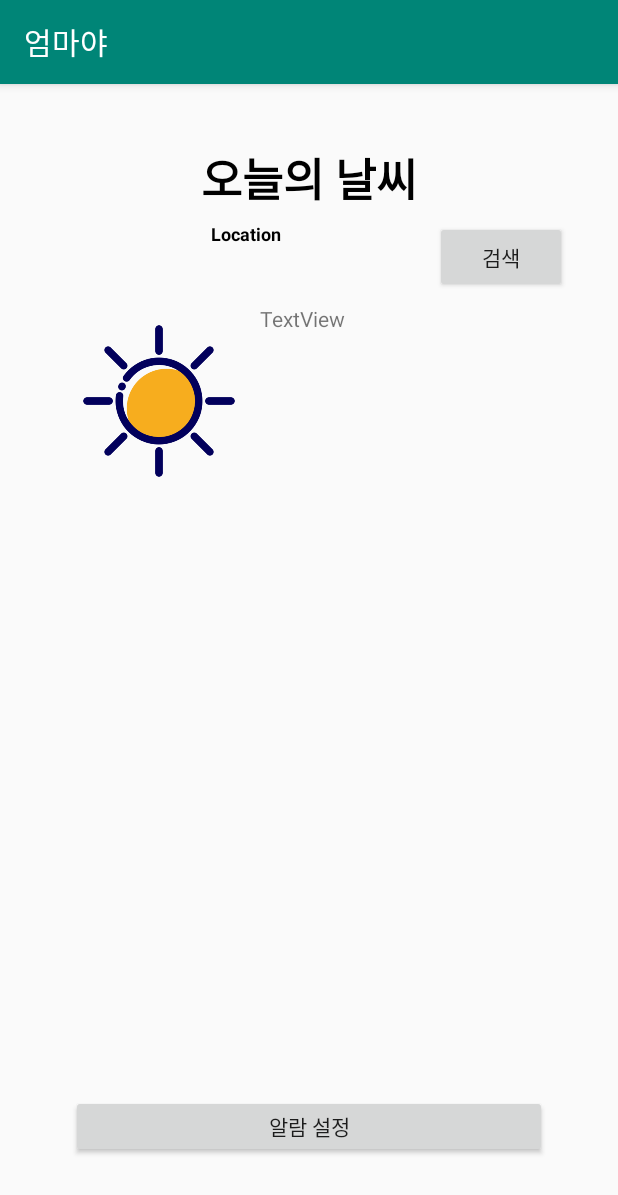
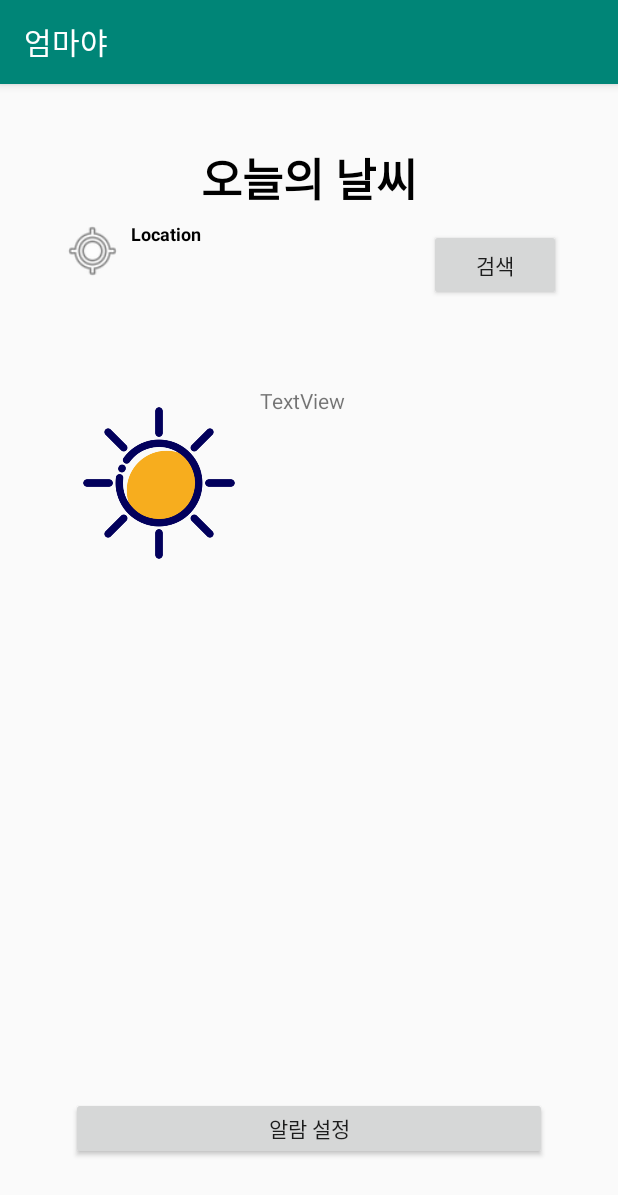
Before and after one commit to taehyeon3549/android_weather, an Android app: the screen it shows after launch (MainActivity), on a phone screen of 412 x 824 dp. Shown: the top 1195 px of the screen. Run offline under Robolectric (Android 15) with nearby library versions, the phone set to English and light mode, and no system bars; libraries missing offline, so code that uses them is left out: org.json.simple, ru.rambler.libs; 14 statements that could not run were skipped.

Commit message:
현재위치 버튼 및 현재 위치 가지고 오면 갱신 멈추게끔 완료

```diff
--- a/app/src/main/java/com/example/weather/MainActivity.java
+++ b/app/src/main/java/com/example/weather/MainActivity.java
@@ -42,12 +42,14 @@ import java.security.Key;
 import java.text.SimpleDateFormat;
 import java.util.HashMap;
 import java.util.List;
+import java.util.Timer;
+import java.util.TimerTask;
 
 import ru.rambler.libs.swipe_layout.SwipeLayout;
 
 public class MainActivity extends AppCompatActivity {
     Pin pin = null;
-    Button bt_setAlarm, bt_search;
+    Button bt_setAlarm, bt_search, bt_location;
     TextView tv_location, tw_weather;
     Switch AlarmSwitch;
     SimpleDateFormat sdf;
@@ -61,14 +63,21 @@ public class MainActivity extends AppCompatActivity {
     Adapter adapter;
     RecyclerView recycler;
     int i = 0;
+    GetLocation mylocation;     //현재 위치 가지고 오는 class
+    Boolean isGetLocation = false;          // 현재 위치 가지고 왔는지 체크하는 flag
 
     @Override
     protected void onCreate(Bundle savedInstanceState) {
         super.onCreate(savedInstanceState);
         setContentView(R.layout.activity_main);
 
+        /***  위치값 가져오기 ***/
+        mylocation = new GetLocation();
+        mylocation.StartGetLocation(this);
+
         bt_setAlarm = (Button) findViewById(R.id.bt_setAlarm);
         bt_search = (Button) findViewById(R.id.bt_search);
+        bt_location = (Button)findViewById(R.id.bt_location);
         tv_location = (TextView)findViewById(R.id.tv_location);
         AlarmSwitch = (Switch)findViewById(R.id.AlarmSwitch);
 
@@ -99,17 +108,21 @@ public class MainActivity extends AppCompatActivity {
             }
         });
 
+        /** 현재 위치 다시 가져오기 **/
+        bt_location.setOnClickListener(new View.OnClickListener() {
+            @Override
+            public void onClick(View v) {
+                mylocation.StartGetLocation(MainActivity.this);
+                isGetLocation = false;
+            }
+        });
+
         /** SwipView 알람 기록 **/
         LinearLayoutManager manager = new LinearLayoutManager(this);
         adapter = new Adapter();
         recycler = findViewById(R.id.recyclerView);
         recycler.setLayoutManager(manager);
         recycler.setAdapter(adapter);
-
-
-        //adapter viewHolder
-
-
 
         /***  지역 위치 설정 ***/
         weather = null;
@@ -136,9 +149,17 @@ public class MainActivity extends AppCompatActivity {
         editor.clear();
         editor.commit();
 
-        /***  위치값 가져오기 ***/
-        GetLocation mylocation = new GetLocation();
-        mylocation.StartGetLocation(this);
+        /** 현재 위치 가지고 왔는지 체크하는 Task **/
+        TimerTask getLocation = new TimerTask() {
+            @Override
+            public void run() {
+                if(isGetLocation == true){
+                    mylocation.StopGetLocation();
+                }
+            }
+        };
+        Timer timer = new Timer();
+        timer.schedule(getLocation, 0, 3000);
 
         //Log.i("TEST", "발표시각 : " + sdf.format(weather.getBaseDate()));
         //Log.i("TEST", sdf.format(weather.getFcstDate()) + "의 비/눈 상황은 " + weather.getPty() + ", 하늘은 " + weather.getSky() + "입니다");
@@ -459,6 +480,11 @@ public class MainActivity extends AppCompatActivity {
             }
         }
 
+        /** LocationManager 멈춤 **/
+        public void StopGetLocation(){
+            locationManager.removeUpdates(mLocationListener);
+        }
+
         public int getxPin() {
             return xPin;
         }
@@ -536,6 +562,9 @@ public class MainActivity extends AppCompatActivity {
                 }catch (Exception E){
                     Log.i("TEST", "현재 위치 값으로 변환 실패");
                 }
+
+                /** 현재 위치 가지고 왔다고 flag 변경 **/
+                isGetLocation = true;
             }
 
             @Override
--- a/app/src/main/res/layout/activity_main.xml
+++ b/app/src/main/res/layout/activity_main.xml
@@ -42,7 +42,7 @@
         android:layout_width="wrap_content"
         android:layout_height="wrap_content"
         android:orientation="horizontal"
-        app:layout_constraintGuide_percent="0.37619698" />
+        app:layout_constraintGuide_percent="0.48" />
 
     <TextView
         android:id="@+id/textView"
@@ -97,37 +97,47 @@
         android:id="@+id/recyclerView"
         android:layout_width="325dp"
         android:layout_height="208dp"
-        android:layout_marginTop="20dp"
         android:layout_marginBottom="60dp"
         android:scrollbars="horizontal"
         app:layout_constraintBottom_toTopOf="@+id/bt_setAlarm"
         app:layout_constraintEnd_toStartOf="@+id/gl_left"
-        app:layout_constraintHorizontal_bias="0.487"
         app:layout_constraintStart_toStartOf="@+id/gl_right"
-        app:layout_constraintTop_toBottomOf="@+id/tw_weather" />
+        app:layout_constraintTop_toTopOf="@+id/gl_bottom3"
+        app:layout_constraintVertical_bias="1.0" />
 
     <Button
         android:id="@+id/bt_search"
         android:layout_width="wrap_content"
         android:layout_height="wrap_content"
-        android:layout_marginTop="4dp"
         android:text="검색"
         app:layout_constraintBottom_toTopOf="@+id/tw_weather"
         app:layout_constraintEnd_toStartOf="@+id/gl_left"
+        app:layout_constraintHorizontal_bias="0.466"
         app:layout_constraintStart_toEndOf="@+id/tv_location"
-        app:layout_constraintTop_toBottomOf="@+id/textView" />
+        app:layout_constraintTop_toBottomOf="@+id/textView"
+        app:layout_constraintVertical_bias="0.235" />
 
     <TextView
         android:id="@+id/tv_location"
-        android:layout_width="244dp"
-        android:layout_height="42dp"
-        android:layout_marginStart="12dp"
+        android:layout_width="192dp"
+        android:layout_height="72dp"
+        android:layout_marginStart="6dp"
         android:layout_marginTop="12dp"
         android:text="Location"
-        android:textAlignment="center"
+        android:textAlignment="viewStart"
         android:textColor="@android:color/background_dark"
         android:textSize="12sp"
         android:textStyle="bold"
+        app:layout_constraintStart_toEndOf="@+id/bt_location"
+        app:layout_constraintTop_toBottomOf="@+id/textView" />
+
+    <Button
+        android:id="@+id/bt_location"
+        android:layout_width="39dp"
+        android:layout_height="40dp"
+        android:layout_marginStart="12dp"
+        android:layout_marginTop="12dp"
+        android:background="@android:drawable/ic_menu_mylocation"
         app:layout_constraintStart_toStartOf="@+id/gl_right"
         app:layout_constraintTop_toBottomOf="@+id/textView" />
 
```
